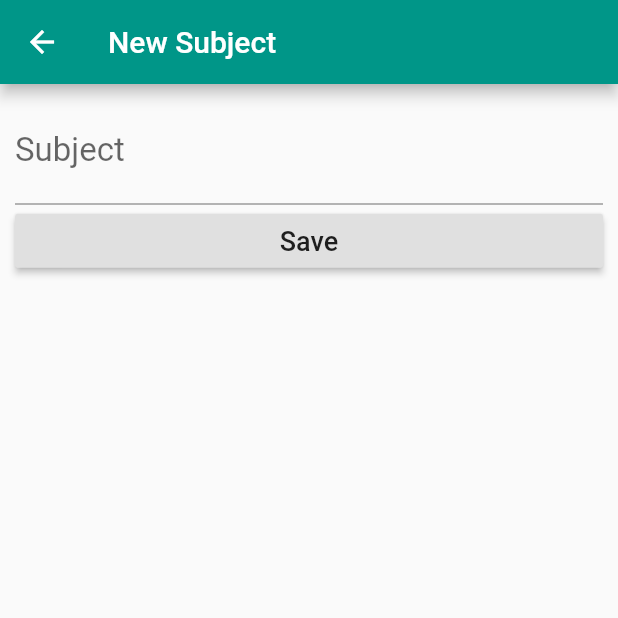
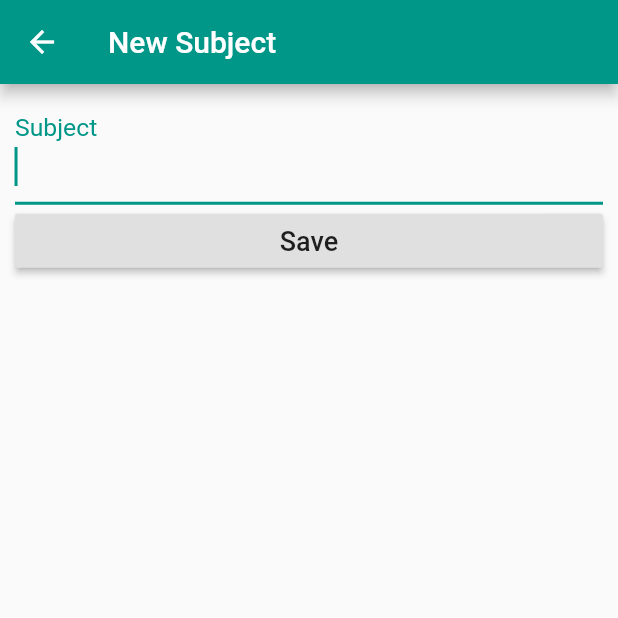
Before and after one commit to anusornleo/flutter_assignment_03, a Flutter app: the screen it shows after launch, after a tap on the "add" icon, on a phone screen of 412 x 824 dp, the top half of it. Run offline on Flutter 3.47's test engine with Material 2 defaults, Android fonts, the phone set to English and light mode, and no system bars; our stand-ins replace cloud_firestore, progress_indicators; accounts and stored records are empty; Roboto replaces fonts that are missing (SF-Pro-Text8).

Commit message:
clean code

```diff
--- a/lib/ui/addScreen.dart
+++ b/lib/ui/addScreen.dart
@@ -12,6 +12,7 @@ class AddlistSrceen extends State<AddSrceen> {
   final _formkey = GlobalKey<FormState>();
   TextEditingController textController = TextEditingController();
 
+// add Data via Firebase
   addData() {
     if (textController.text.length > 0) {
       Firestore.instance.runTransaction((Transaction transaction) async {
@@ -29,18 +30,23 @@ class AddlistSrceen extends State<AddSrceen> {
         appBar: AppBar(
           title: Text('New Subject'),
         ),
-        body: Container(
+        body: Stack(
+          children: <Widget>[
+            Container(
               margin: EdgeInsets.all(10.0),
               child: Form(
                 key: _formkey,
                 child: ListView(
                   children: <Widget>[
                     TextFormField(
-                  textInputAction: TextInputAction.done,
+                      autofocus: true, // auto focus on textfield
+                      textInputAction: TextInputAction
+                          .done, // make enter on keyboard as done
                       style: TextStyle(fontSize: 22),
                       controller: textController,
                       decoration: InputDecoration(labelText: 'Subject'),
                       onFieldSubmitted: (v) {
+                        // when click done on keyboard. It will pop to Todo page
                         _formkey.currentState.validate();
                         addData();
                       },
@@ -63,6 +69,8 @@ class AddlistSrceen extends State<AddSrceen> {
                   ],
                 ),
               ),
+            ),
+          ],
         ));
   }
 }
--- a/lib/ui/todo.dart
+++ b/lib/ui/todo.dart
@@ -11,26 +11,24 @@ class TodoScreen extends StatefulWidget {
 }
 
 class TodoScreenState extends State {
-  List<Map<String, Object>> _listFood = [];
   List<Map<String, Object>> _listTask = [];
   List<Map<String, Object>> _listDone = [];
-  int _currentState = 0;
+  int _currentState = 0; // check state of Tab (Task or Complete)
   int countTodo = 0;
   int countDone = 0;
-  bool loading = false;
+  bool loading = false; // state to show loading
 
   Widget build(BuildContext context) {
     return _buildBody(context);
   }
 
   Widget _showCircularProgress() {
+    // show Loading when data not complete
     if (loading) {
-      return Container(
-          color: Color.fromARGB(200, 255, 255, 255),
-          child: Center(
-            child: FadingText('Loading...'),
-            // SizedBox(height: 32.0),
-          ));
+      return Scaffold(
+          body: Center(
+        child: FadingText('Loading...'),
+      ));
     }
     return Container(
       width: 0,
@@ -43,30 +41,25 @@ class TodoScreenState extends State {
     return StreamBuilder<QuerySnapshot>(
       stream: Firestore.instance.collection('todo').snapshots(),
       builder: (context, snapshot) {
-        if (!snapshot.hasData)
-          return Container(
-              child: Center(
-            child: JumpingDotsProgressIndicator(
-              fontSize: 80.0,
-              milliseconds: 1000,
-              color: Colors.blueAccent,
-              numberOfDots: 4,
-              dotSpacing: 2,
-            ),
-          ));
-        return _buildList(context, snapshot.data.documents);
+        if (!snapshot.hasData) {
+          loading = true;
+          return _showCircularProgress();
+        }
+        return _buildList(context,
+            snapshot.data.documents); // return data on firebase as snapshot
       },
     );
   }
 
   Widget _buildList(BuildContext context, List<DocumentSnapshot> snapshot) {
-    _listTask.clear();
+    loading = false;
+    _listTask.clear(); // clear map when load data again
     _listDone.clear();
     if (_listTask.length + _listDone.length < snapshot.length) {
       for (int i = 0; i < snapshot.length; i++) {
         if (snapshot[i].data['done'] == 0) {
           _listTask.add({
-            'id': snapshot[i].documentID,
+            'id': snapshot[i].documentID, // get ID. use for delete
             "title": snapshot[i].data["title"].toString(),
             "done": false,
           });
@@ -78,9 +71,11 @@ class TodoScreenState extends State {
           });
         }
       }
+      // turn off loading...
     }
 
-    List _currentTab = <Widget>[
+// array of Bottom Tap widget
+    List _bottomTab = <Widget>[
       IconButton(
         icon: Icon(Icons.add),
         onPressed: () {
@@ -94,7 +89,7 @@ class TodoScreenState extends State {
           for (int i = 0; i < _listDone.length; i++) {
             Firestore.instance
                 .collection('todo')
-                .document(_listDone[i]['id'])
+                .document(_listDone[i]['id']) // delete todo by ID
                 .delete()
                 .catchError((e) {
               print(e);
@@ -104,6 +99,7 @@ class TodoScreenState extends State {
       )
     ];
 
+// list page of BottomBar
     List _currentScreen = [
       _listTask.length == 0
           ? Text("No data found..")
@@ -112,9 +108,6 @@ class TodoScreenState extends State {
               itemBuilder: (context, int position) {
                 return Column(
                   children: <Widget>[
-                    Divider(
-                      height: 5.0,
-                    ),
                     ListTile(
                       title: Text(
                         _listTask[position]['title'],
@@ -148,9 +141,6 @@ class TodoScreenState extends State {
               itemBuilder: (context, int position) {
                 return Column(
                   children: <Widget>[
-                    Divider(
-                      height: 5.0,
-                    ),
                     ListTile(
                       title: Text(
                         _listDone[position]['title'],
@@ -179,16 +169,21 @@ class TodoScreenState extends State {
             ),
     ];
     return DefaultTabController(
+      // Bottom Tab
       length: 2,
       child: Scaffold(
         appBar: AppBar(
           title: Text("Todo"),
-          actions: <Widget>[
-            _currentState == 0 ? _currentTab[0] : _currentTab[1]
+          actions: <Widget>[_currentState == 0 ? _bottomTab[0] : _bottomTab[1]],
+        ),
+        body: Stack(
+          children: <Widget>[
+            Center(
+                child:
+                    _currentState == 0 ? _currentScreen[0] : _currentScreen[1]),
+            _showCircularProgress(), // loading...
           ],
         ),
-        body: Center(
-            child: _currentState == 0 ? _currentScreen[0] : _currentScreen[1]),
         bottomNavigationBar: BottomNavigationBar(
           currentIndex: _currentState,
           items: [
```
Also changed, not shown: pubspec.yaml (+0 -45 lines). Lines whose indentation alone changed are shown as unchanged.
